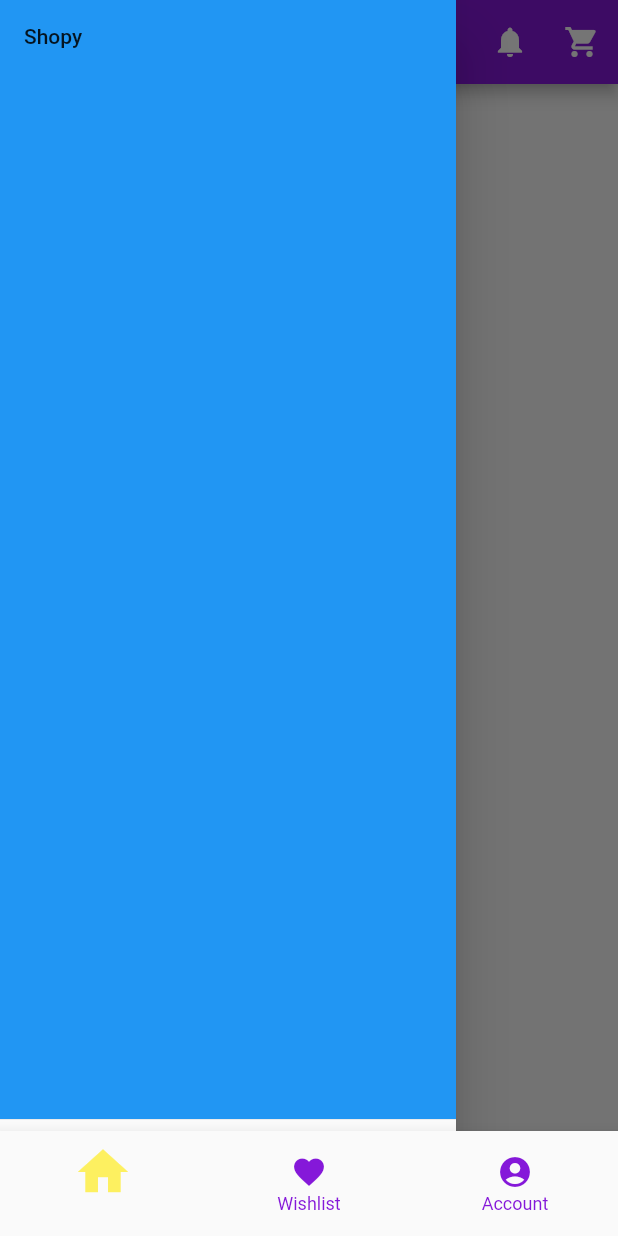
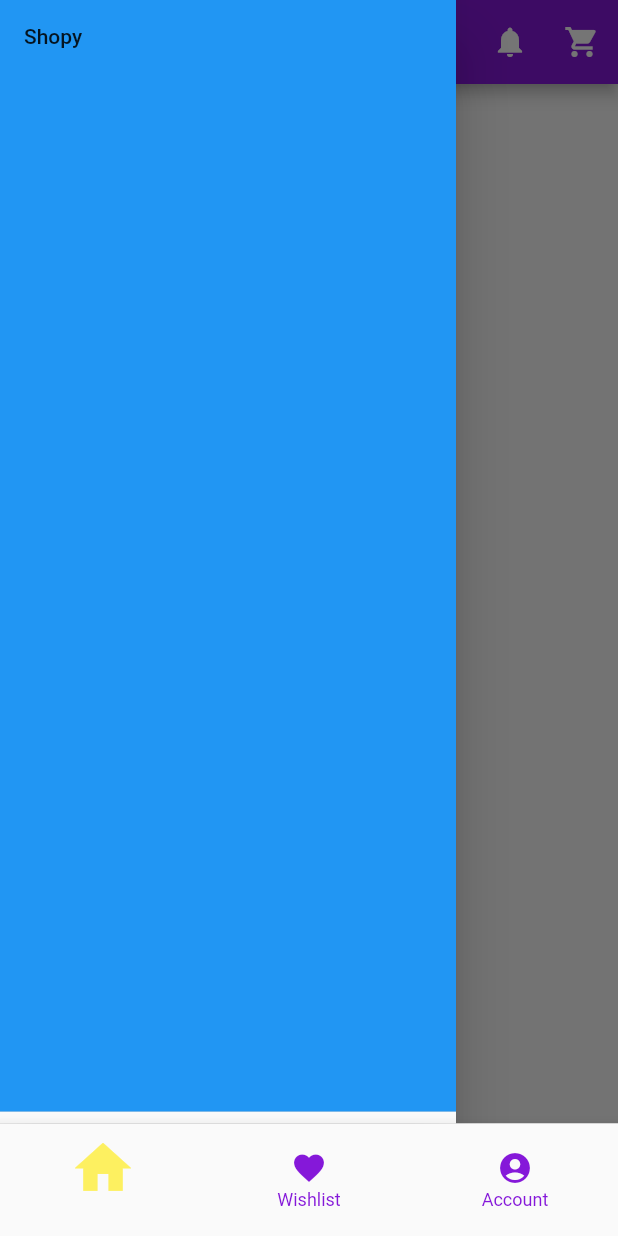
Before and after one commit to RGTechno/E-Commerce-App, a Flutter app: the screen it shows after launch, with the side drawer open, on a phone screen of 412 x 824 dp. Run offline on Flutter 3.47's test engine with Material 2 defaults, Android fonts, the phone set to English and light mode, and no system bars.

Commit message:
icon size changed

```diff
--- a/lib/screens/Pages.dart
+++ b/lib/screens/Pages.dart
@@ -60,7 +60,7 @@ class _AppState extends State<App> {
         onTap: onTap,
         selectedFontSize: 14,
         showSelectedLabels: false,
-        selectedIconTheme: IconThemeData(size: 40),
+        selectedIconTheme: IconThemeData(size: 45),
         selectedItemColor: Theme.of(context).accentColor,
         unselectedItemColor: Theme.of(context).primaryColor,
         items: [
```
